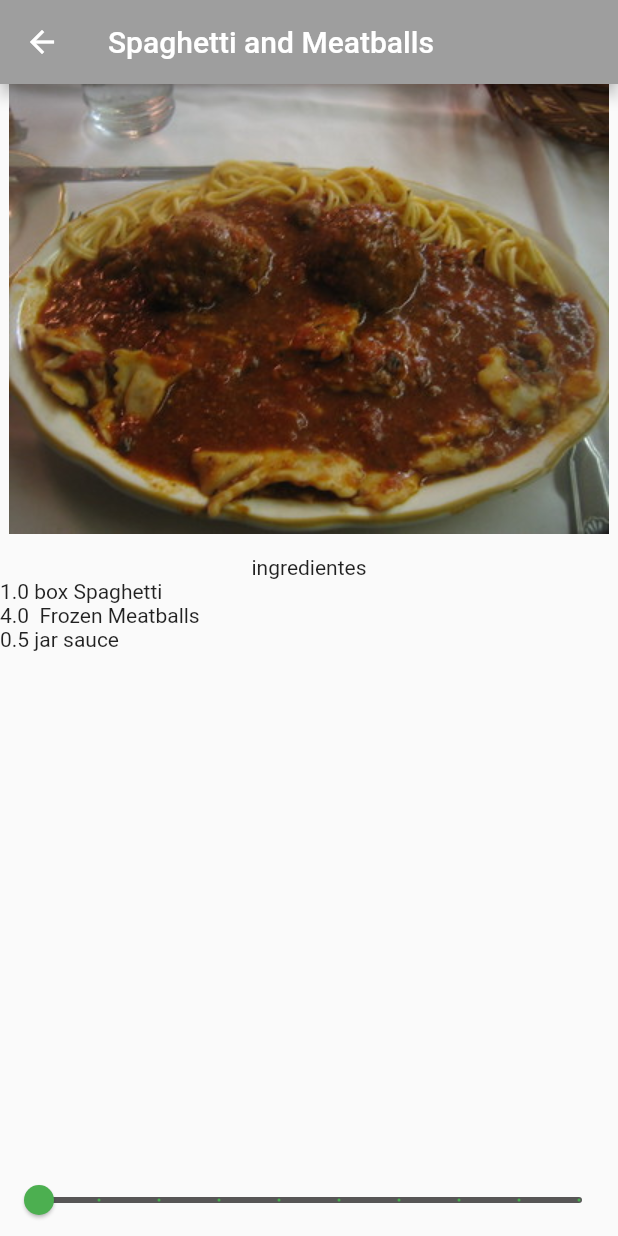
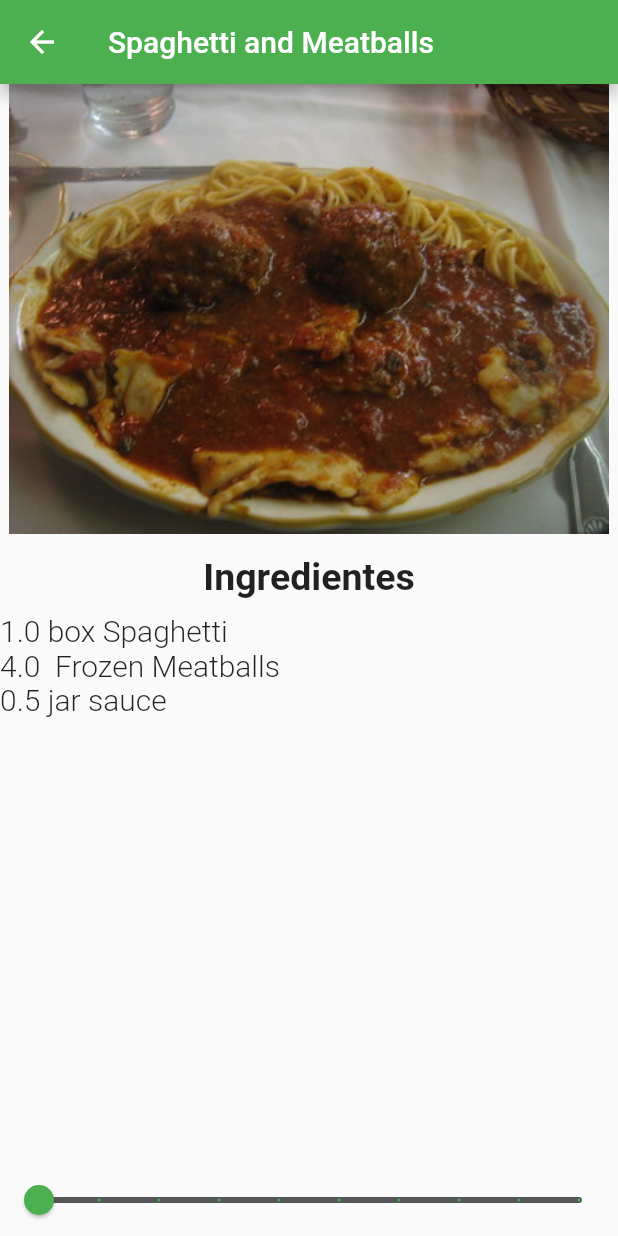
Before and after one commit to Inf015/Recetas_Flutter, a Flutter app: the screen it shows after launch, after a tap on "Spaghetti and Meatballs", on a phone screen of 412 x 824 dp. Run offline on Flutter 3.47's test engine with Material 2 defaults, Android fonts, the light colour scheme and no system bars.

Commit message:
adding style

```diff
--- a/receta_app/lib/app.dart
+++ b/receta_app/lib/app.dart
@@ -10,7 +10,7 @@ class RecipeApp extends StatelessWidget {
     return MaterialApp(
       theme: theme.copyWith(
           colorScheme: theme.colorScheme
-              .copyWith(primary: Colors.grey, secondary: Colors.black)),
+              .copyWith(primary: Colors.green, secondary: Colors.black)),
       home: const HomePage(title: 'Recipe Calculator'),
     );
   }
--- a/receta_app/lib/recipe_detail.dart
+++ b/receta_app/lib/recipe_detail.dart
@@ -28,13 +28,25 @@ class _RecipeDetailState extends State<RecipeDetail> {
             const SizedBox(
               height: 14,
             ),
-            const Text('ingredientes'),
+            const Text(
+                style: TextStyle(
+                    fontSize: 25,
+                    fontWeight: FontWeight.w700,
+                    fontFamily: 'Roboto'),
+                'Ingredientes'),
+            SizedBox(
+              height: 10,
+            ),
             Expanded(
               child: ListView.builder(
                   itemCount: widget.recipe.ingredients.length,
                   itemBuilder: (BuildContext context, index) {
                     final ingredient = widget.recipe.ingredients[index];
                     return Text(
+                        style: const TextStyle(
+                            fontSize: 20,
+                            fontWeight: FontWeight.w300,
+                            fontFamily: 'Roboto'),
                         '${ingredient.quantity * _slideValue} ${ingredient.measure} ${ingredient.name}');
                   }),
             ),
```
